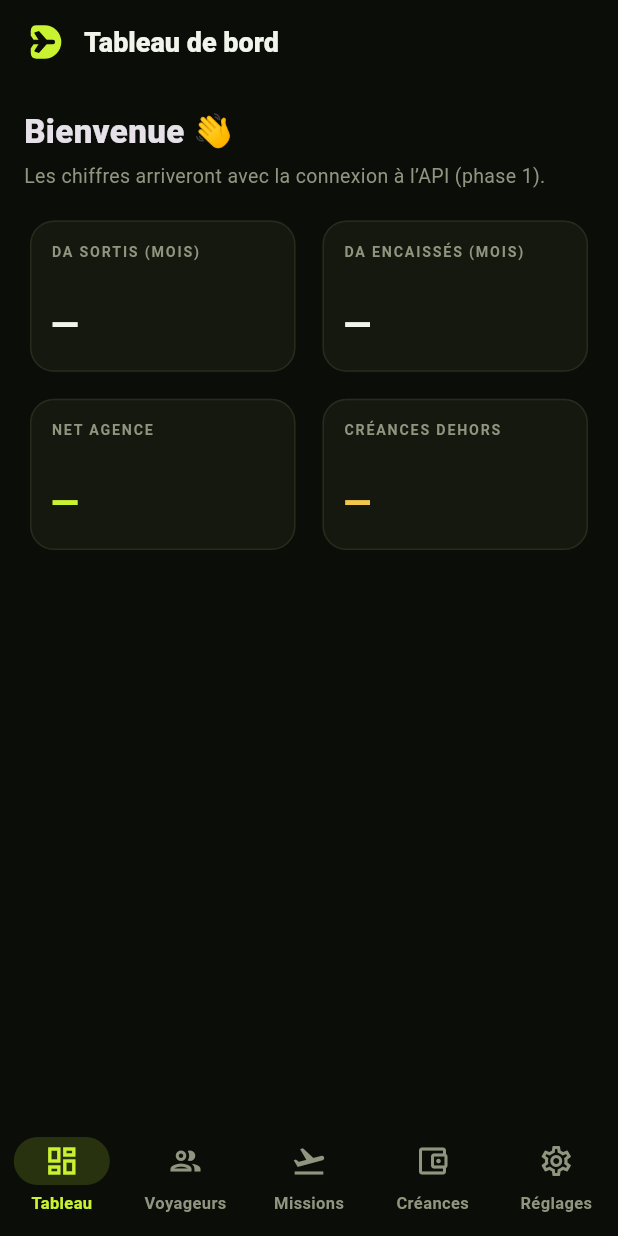
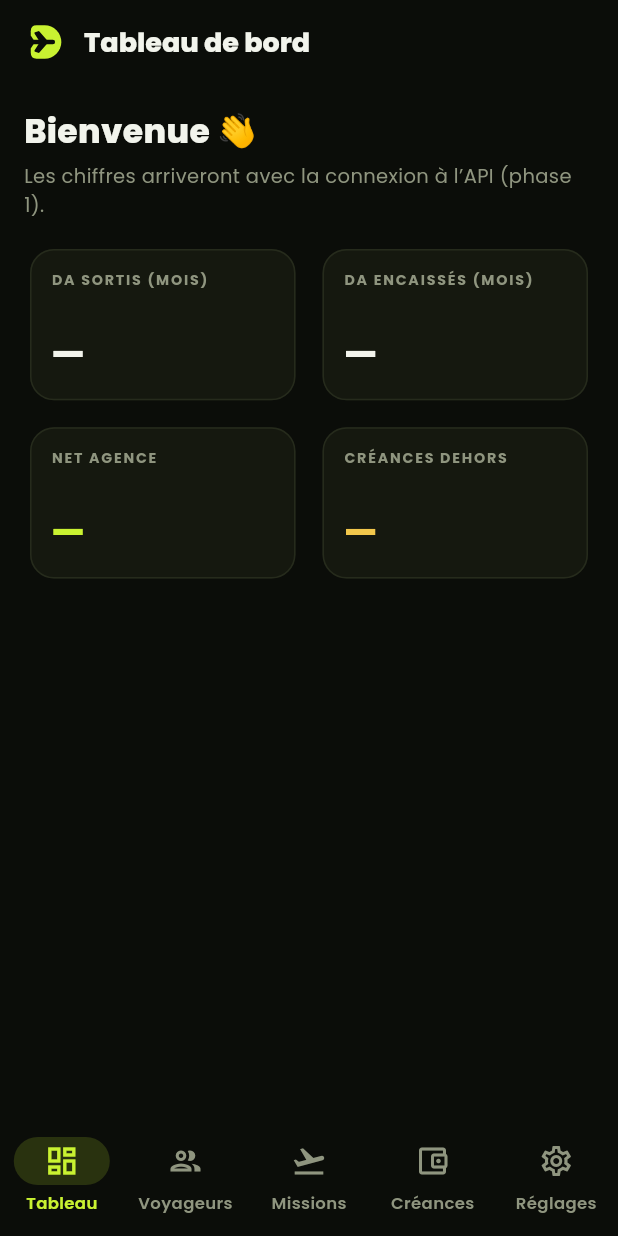
Before and after one commit to koceilaidir/Dzair-shipping, a Flutter app: the screen it shows after launch, after a tap on "Se connecter", on a phone screen of 412 x 824 dp. Run offline on Flutter 3.47's test engine with Material 3 defaults, Android fonts, the phone set to English and light mode, and no system bars; our stand-ins replace google_fonts.

Commit message:
Correction sur le theme

```diff
--- a/lib/screens/login_screen.dart
+++ b/lib/screens/login_screen.dart
@@ -38,7 +38,6 @@ class _LoginScreenState extends State<LoginScreen> {
               crossAxisAlignment: CrossAxisAlignment.stretch,
               children: [
                 const Center(child: DzairLogo(size: 104)),
-                const SizedBox(height: 18),
                 const Center(child: DzairWordmark(fontSize: 30)),
                 const SizedBox(height: 6),
 
@@ -67,8 +66,7 @@ class _LoginScreenState extends State<LoginScreen> {
                 const SizedBox(height: 22),
                 const Center(
                   child: Text(
-                    'Les comptes voyageurs sont créés par l’administrateur.\n'
-                    'Commerçant ? L’inscription client arrive bientôt.',
+                    "Les comptes voyageurs sont créés par l’administrateur.",
                     textAlign: TextAlign.center,
                     style: TextStyle(color: DzColors.mut, fontSize: 12, height: 1.6),
                   ),
--- a/lib/theme.dart
+++ b/lib/theme.dart
@@ -1,4 +1,5 @@
 import 'package:flutter/material.dart';
+import 'package:google_fonts/google_fonts.dart';
 
 /// Palette officielle Dzair Shipping (identité verrouillée août 2026).
 class DzColors {
@@ -17,7 +18,12 @@ class DzColors {
 
 ThemeData dzairTheme() {
   final base = ThemeData(brightness: Brightness.dark, useMaterial3: true);
+  // Une seule famille dans toute l'app : Poppins.
+  // La hiérarchie se fait par la graisse (400/500 texte, 600 labels, 700/800 titres et chiffres).
+  final textTheme = GoogleFonts.poppinsTextTheme(base.textTheme)
+      .apply(bodyColor: DzColors.txt, displayColor: DzColors.txt);
   return base.copyWith(
+    textTheme: textTheme,
     scaffoldBackgroundColor: DzColors.bg,
     colorScheme: base.colorScheme.copyWith(
       brightness: Brightness.dark,
@@ -39,7 +45,7 @@ ThemeData dzairTheme() {
     inputDecorationTheme: InputDecorationTheme(
       filled: true,
       fillColor: DzColors.card2,
-      labelStyle: const TextStyle(color: DzColors.mut),
+      labelStyle: GoogleFonts.poppins(color: DzColors.mut, fontWeight: FontWeight.w500),
       border: OutlineInputBorder(
         borderRadius: BorderRadius.circular(12),
         borderSide: const BorderSide(color: DzColors.line),
@@ -57,7 +63,7 @@ ThemeData dzairTheme() {
       style: FilledButton.styleFrom(
         backgroundColor: DzColors.lime,
         foregroundColor: DzColors.inkOnLime,
-        textStyle: const TextStyle(fontWeight: FontWeight.w800, fontSize: 15),
+        textStyle: GoogleFonts.poppins(fontWeight: FontWeight.w600, fontSize: 15),
         padding: const EdgeInsets.symmetric(vertical: 16),
         shape: RoundedRectangleBorder(borderRadius: BorderRadius.circular(12)),
       ),
@@ -71,9 +77,9 @@ ThemeData dzairTheme() {
         ),
       ),
       labelTextStyle: WidgetStateProperty.resolveWith(
-        (states) => TextStyle(
+        (states) => GoogleFonts.poppins(
           fontSize: 11,
-          fontWeight: FontWeight.w700,
+          fontWeight: FontWeight.w600,
           color: states.contains(WidgetState.selected) ? DzColors.lime : DzColors.mut,
         ),
       ),
--- a/lib/widgets/dzair_logo.dart
+++ b/lib/widgets/dzair_logo.dart
@@ -1,4 +1,5 @@
 import 'package:flutter/material.dart';
+import 'package:google_fonts/google_fonts.dart';
 import '../theme.dart';
 
 /// Le mark officiel : D arrondi avec l'avion en espace négatif.
@@ -87,10 +88,10 @@ class DzairWordmark extends StatelessWidget {
   Widget build(BuildContext context) {
     return RichText(
       text: TextSpan(
-        style: TextStyle(
+        style: GoogleFonts.poppins(
           fontSize: fontSize,
-          fontWeight: FontWeight.w800,
-          letterSpacing: -0.5,
+          fontWeight: FontWeight.w700,
+          letterSpacing: 0,
           color: DzColors.txt,
         ),
         children: const [
--- a/pubspec.yaml
+++ b/pubspec.yaml
@@ -34,6 +34,9 @@ dependencies:
   # The following adds the Cupertino Icons font to your application.
   # Use with the CupertinoIcons class for iOS style icons.
   cupertino_icons: ^1.0.8
+
+  # Polices de l'identité Dzair Shipping (Poppins pour le wordmark).
+  google_fonts: ^6.2.1
 
 dev_dependencies:
   flutter_test:
```
Also changed, not shown: pubspec.lock.
